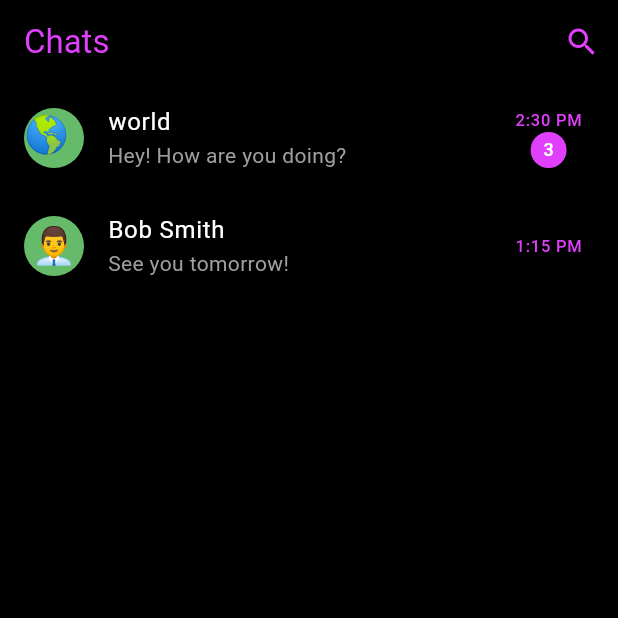
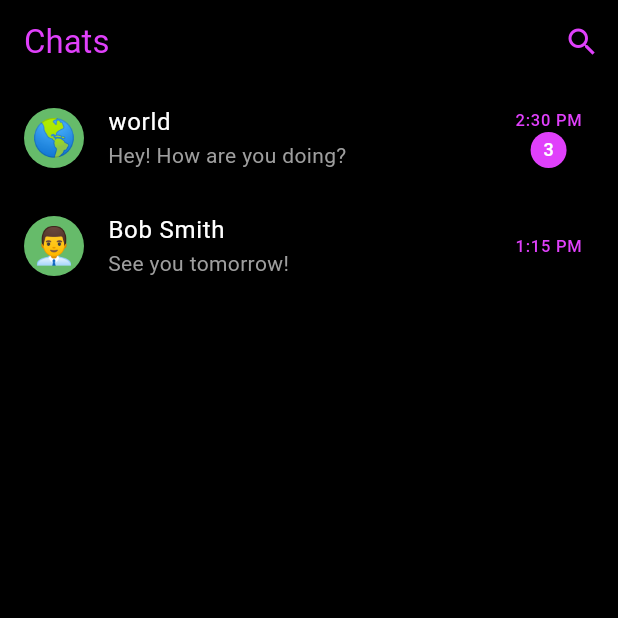
Before and after one commit to Esakkisiva/flutter_sample, a Flutter app: the screen it shows after launch, item 2 of the bottom bar chosen, on a phone screen of 412 x 824 dp, the top half of it. Run offline on Flutter 3.47's test engine with Material 3 defaults, Android fonts, the phone set to English and light mode, and no system bars; our stand-ins replace cloud_firestore, firebase_core; accounts and stored records are empty.

```diff
--- a/lib/screens/chat_page.dart
+++ b/lib/screens/chat_page.dart
@@ -21,7 +21,7 @@ class _ChatPageState extends State<ChatPage> {
       name: 'world ',
       lastMessage: 'Hey! How are you doing?',
       time: '2:30 PM',
-      avatar: '🌎cle',
+      avatar: '🌎',
       isOnline: true,
       unreadCount: 3,
       connectionPercentage: 85,
```
